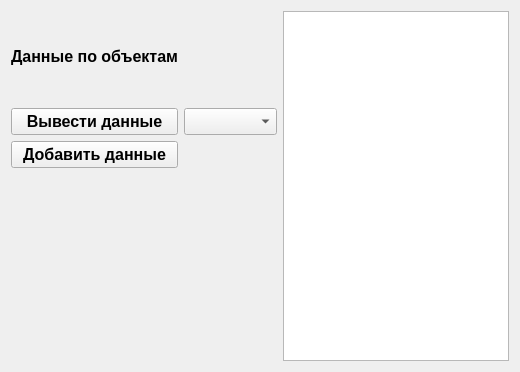
Before: the Qt Designer form sql/datainfo.ui in alex19852010/sql, drawn with Qt 5.
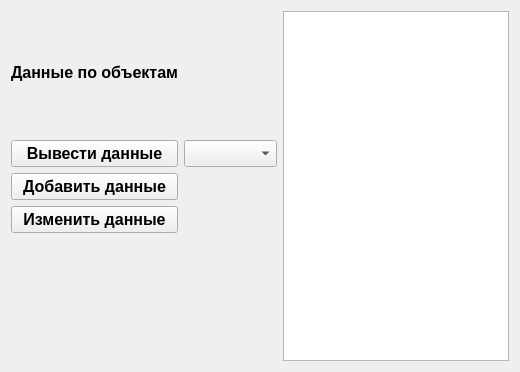
After: the same form once the commit is applied.

```diff
--- a/sql/datainfo.ui
+++ b/sql/datainfo.ui
@@ -58,6 +58,13 @@
      </property>
     </widget>
    </item>
+   <item row="3" column="0">
+    <widget class="QPushButton" name="pushButton_3">
+     <property name="text">
+      <string>Изменить данные</string>
+     </property>
+    </widget>
+   </item>
   </layout>
  </widget>
  <resources/>
```
